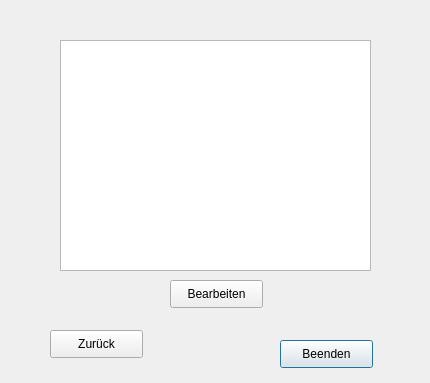
This is ZitatErfassung/frmmeldunganzeigen.ui in TrialAnd404/MyRepo as Qt 5 draws it before an edit. The edited form follows.
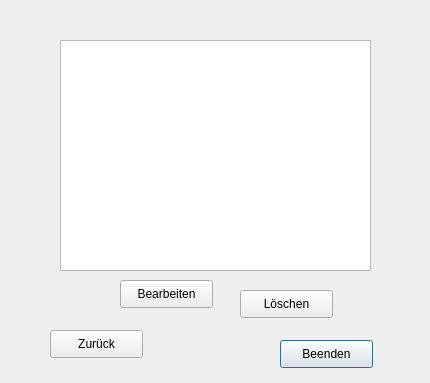
This is the edited form.

```diff
--- a/ZitatErfassung/frmmeldunganzeigen.ui
+++ b/ZitatErfassung/frmmeldunganzeigen.ui
@@ -52,7 +52,7 @@
   <widget class="QPushButton" name="btnBearbeiten">
    <property name="geometry">
     <rect>
-     <x>170</x>
+     <x>120</x>
      <y>280</y>
      <width>93</width>
      <height>28</height>
@@ -62,6 +62,19 @@
     <string>Bearbeiten</string>
    </property>
   </widget>
+  <widget class="QPushButton" name="btnLoeschen">
+   <property name="geometry">
+    <rect>
+     <x>240</x>
+     <y>290</y>
+     <width>93</width>
+     <height>28</height>
+    </rect>
+   </property>
+   <property name="text">
+    <string>Löschen</string>
+   </property>
+  </widget>
  </widget>
  <resources/>
  <connections/>
```
